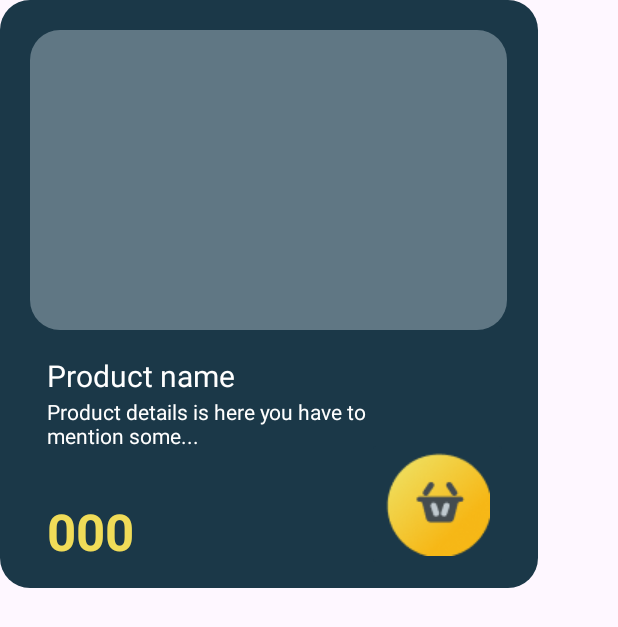
After one commit to satyamsahu1403/farmersapplication, an Android app: the layout productscard.xml on its own in the app's theme, with its tools: preview values and no code run, on a phone screen of 412 x 824 dp. The commit adds this screen. Shown: the top 627 px of the screen. Run offline under Robolectric (Android 15) with nearby library versions, the phone set to English and light mode, and no system bars.

Commit message:
New update

```diff
--- /dev/null
+++ b/app/src/main/res/drawable/rounded_dashboard.xml
@@ -0,0 +1,5 @@
+<?xml version="1.0" encoding="utf-8"?>
+<shape xmlns:android="http://schemas.android.com/apk/res/android">
+    <corners android:radius="20dp"/>
+
+</shape>
--- /dev/null
+++ b/app/src/main/res/layout/productscard.xml
@@ -0,0 +1,89 @@
+<?xml version="1.0" encoding="utf-8"?>
+<androidx.constraintlayout.widget.ConstraintLayout xmlns:android="http://schemas.android.com/apk/res/android"
+    xmlns:app="http://schemas.android.com/apk/res-auto"
+    xmlns:tools="http://schemas.android.com/tools"
+    android:layout_width="wrap_content"
+    android:layout_height="wrap_content"
+    android:background="@drawable/rounded_dashboard"
+    android:backgroundTint="#1B3848">
+
+    <ImageButton
+        android:id="@+id/productimage"
+        android:layout_width="318dp"
+        android:layout_height="200dp"
+        android:layout_marginStart="20dp"
+        android:layout_marginTop="20dp"
+        android:layout_marginEnd="20dp"
+        android:background="@drawable/rounded_dashboard"
+        android:backgroundTint="#607784"
+        app:layout_constraintBottom_toBottomOf="parent"
+        app:layout_constraintEnd_toEndOf="parent"
+        app:layout_constraintHorizontal_bias="0.0"
+        app:layout_constraintStart_toStartOf="parent"
+        app:layout_constraintTop_toTopOf="parent"
+        app:layout_constraintVertical_bias="0.0" />
+
+    <TextView
+        android:id="@+id/productname"
+        android:layout_width="218dp"
+        android:layout_height="52dp"
+        android:layout_marginStart="31dp"
+        android:layout_marginTop="236dp"
+        android:layout_marginEnd="109dp"
+        android:layout_marginBottom="103dp"
+        android:text="Product name"
+        android:textColor="#FFFFFF"
+        android:textSize="20sp"
+        app:layout_constraintBottom_toBottomOf="parent"
+        app:layout_constraintEnd_toEndOf="parent"
+        app:layout_constraintStart_toStartOf="parent"
+        app:layout_constraintTop_toTopOf="parent" />
+
+    <TextView
+        android:id="@+id/productdetails"
+        android:layout_width="218dp"
+        android:layout_height="79dp"
+        android:layout_marginStart="31dp"
+        android:layout_marginTop="264dp"
+        android:layout_marginEnd="109dp"
+        android:layout_marginBottom="48dp"
+        android:text="Product details is here you have to mention some..."
+        android:textColor="#FFFFFF"
+        app:layout_constraintBottom_toBottomOf="parent"
+        app:layout_constraintEnd_toEndOf="parent"
+        app:layout_constraintStart_toStartOf="parent"
+        app:layout_constraintTop_toTopOf="parent" />
+
+    <TextView
+        android:id="@+id/productprice"
+        android:layout_width="121dp"
+        android:layout_height="50dp"
+        android:layout_marginStart="31dp"
+        android:layout_marginTop="330dp"
+        android:layout_marginEnd="206dp"
+        android:layout_marginBottom="10dp"
+        android:text="000"
+        android:textColor="#F0DC58"
+        android:textSize="34sp"
+        android:textStyle="bold"
+        app:layout_constraintBottom_toBottomOf="parent"
+        app:layout_constraintEnd_toEndOf="parent"
+        app:layout_constraintStart_toStartOf="parent"
+        app:layout_constraintTop_toTopOf="parent" />
+
+    <ImageButton
+        android:id="@+id/cartbutton"
+        android:layout_width="wrap_content"
+        android:layout_height="wrap_content"
+        android:layout_marginStart="244dp"
+        android:layout_marginTop="291dp"
+        android:layout_marginEnd="20dp"
+        android:layout_marginBottom="11dp"
+        android:backgroundTint="#1B3848"
+        app:layout_constraintBottom_toBottomOf="parent"
+        app:layout_constraintEnd_toEndOf="parent"
+        app:layout_constraintStart_toStartOf="parent"
+        app:layout_constraintTop_toTopOf="parent"
+        app:srcCompat="@drawable/cartbutton" />
+
+</androidx.constraintlayout.widget.ConstraintLayout>
--- /dev/null
+++ b/app/src/main/res/layout/search_relativelayout.xml
@@ -0,0 +1,6 @@
+<?xml version="1.0" encoding="utf-8"?>
+<androidx.constraintlayout.widget.ConstraintLayout xmlns:android="http://schemas.android.com/apk/res/android"
+    android:layout_width="match_parent"
+    android:layout_height="match_parent">
+
+</androidx.constraintlayout.widget.ConstraintLayout>
```
Also changed, not shown: app/src/main/res/layout/annadata_bell_search_icons.xml (added, +51 -0 lines), app/src/main/res/layout/dashboard.xml (+59 -28 lines), app/src/main/res/drawable/addtocartsymbol.png (added), app/src/main/res/drawable/annadata.png (added), app/src/main/res/drawable/bell.png (added), app/src/main/res/drawable/cartbutton.png (added), app/src/main/res/drawable/sampleproduct.jpg (added), app/src/main/res/drawable/searchlens.png (added).
